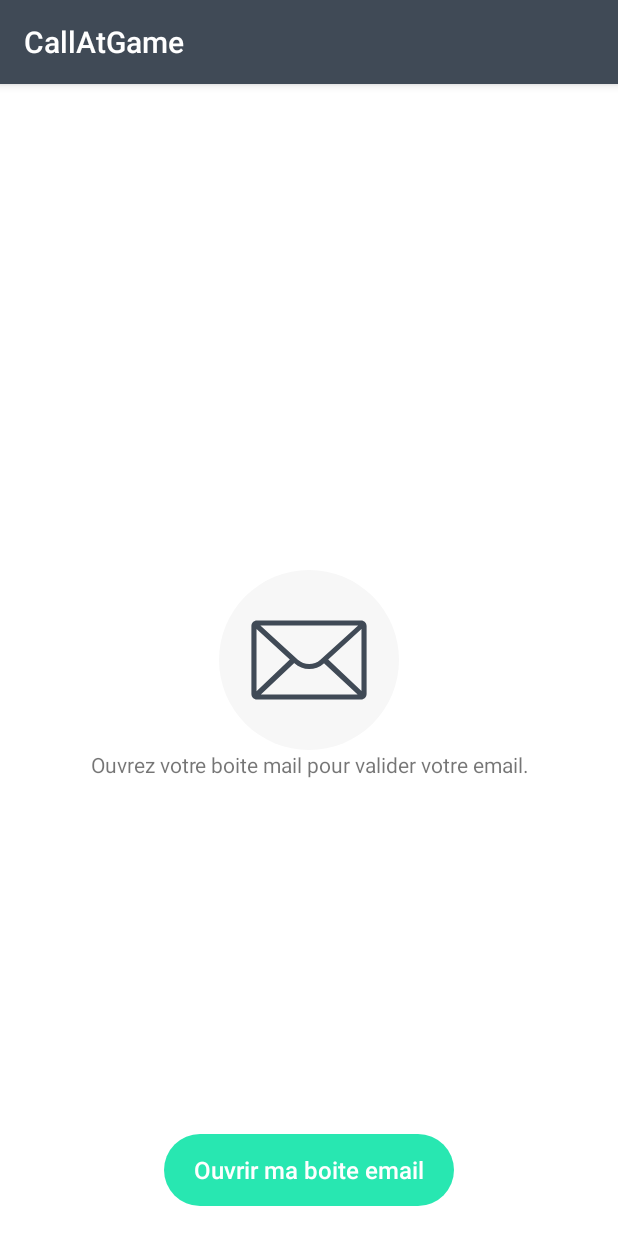
After one commit to jpaput/Frag, an Android app: the fragment EmailSentFragment shown on its own in the app's theme, on a phone screen of 412 x 824 dp. The commit adds this screen. Run offline under Robolectric (Android 15) with nearby library versions, the phone set to English and light mode, and no system bars.

Commit message:
Verify email

```diff
--- a/app/src/main/java/com/callatgame/frag/core/AbstractFragment.kt
+++ b/app/src/main/java/com/callatgame/frag/core/AbstractFragment.kt
@@ -5,7 +5,7 @@ import com.callatgame.frag.common.ui.SuccessDialog
 
 abstract class AbstractFragment : Fragment() {
 
-    private fun getAbstractActivity() : AbstractActivity {
+    open fun getAbstractActivity() : AbstractActivity {
         return activity as AbstractActivity
     }
 
--- /dev/null
+++ b/app/src/main/java/com/callatgame/frag/model/DeeplinkType.kt
@@ -0,0 +1,5 @@
+package com.callatgame.frag.model
+
+enum class DeeplinkType {
+    verify
+}
--- /dev/null
+++ b/app/src/main/java/com/callatgame/frag/starter/EmailSentFragment.kt
@@ -0,0 +1,66 @@
+package com.callatgame.frag.starter
+
+import android.content.Intent
+import android.content.pm.LabeledIntent
+import android.content.pm.PackageManager
+import android.net.Uri
+import android.os.Bundle
+import android.util.Log
+import android.view.LayoutInflater
+import android.view.View
+import android.view.ViewGroup
+import android.widget.Button
+import com.callatgame.frag.R
+import com.callatgame.frag.core.AbstractFragment
+import java.util.*
+
+class EmailSentFragment : AbstractFragment() {
+
+    private val PAYPAL = "com.paypal.android.p2pmobile"
+
+    override fun onCreateView(
+        inflater: LayoutInflater,
+        container: ViewGroup?,
+        savedInstanceState: Bundle?
+    ): View? {
+
+        val view = inflater.inflate(R.layout.emailsent_fragment, container, false)
+
+        view.findViewById<Button>(R.id.open_client_button).setOnClickListener {
+
+            val emailIntent = Intent(Intent.ACTION_VIEW, Uri.parse("mailto:"))
+
+            try {
+                val pm: PackageManager = activity!!.getPackageManager()
+                val resInfo = pm.queryIntentActivities(emailIntent, 0)
+                if (resInfo.size > 0) {
+
+                    var ri = resInfo[0]
+                    val intentChooser = pm.getLaunchIntentForPackage(ri.activityInfo.packageName)
+                    val openInChooser = Intent.createChooser(intentChooser, getString(R.string.choose_email))
+                    val intentList: MutableList<LabeledIntent> = ArrayList()
+
+                    for (i in 1 until resInfo.size) {
+                        ri = resInfo[i]
+                        val packageName = ri.activityInfo.packageName
+                        val intent = pm.getLaunchIntentForPackage(packageName)
+                        if (PAYPAL != packageName) {
+                            intentList.add(
+                                LabeledIntent(intent, packageName, ri.loadLabel(pm), ri.icon)
+                            )
+                        }
+                    }
+
+                    val extraIntents =
+                        intentList.toTypedArray()
+                    openInChooser.putExtra(Intent.EXTRA_INITIAL_INTENTS, extraIntents)
+                    startActivity(openInChooser)
+                }
+            } catch (exception: Exception) {
+                Log.e(EmailSentFragment::class.java.simpleName, exception.toString())
+            }
+        }
+
+        return view
+    }
+}
--- /dev/null
+++ b/app/src/main/res/drawable-v24/ic_mail.xml
@@ -0,0 +1,9 @@
+<vector android:height="24dp" android:viewportHeight="100"
+    android:viewportWidth="100" android:width="24dp" xmlns:android="http://schemas.android.com/apk/res/android">
+    <path android:fillColor="#F7F7F7" android:fillType="nonZero"
+        android:pathData="M50,50m-50,0a50,50 0,1 1,100 0a50,50 0,1 1,-100 0"
+        android:strokeColor="#00000000" android:strokeWidth="1"/>
+    <path android:fillColor="#404A56" android:fillType="nonZero"
+        android:pathData="M82,31.052C82,29.348 80.649,28 78.942,28L21.058,28C19.351,28 18,29.348 18,31.052L18,68.948C18,70.652 19.351,72 21.058,72L78.942,72C80.649,72 82,70.652 82,68.948L82,31.052ZM56.329,49.858C52.844,53.052 47.369,53.123 43.813,49.929L22.978,30.839L77.307,30.839L56.329,49.858ZM20.844,32.826L39.333,49.787L20.844,67.316L20.844,32.826ZM41.822,51.703L41.893,51.845C44.169,53.974 47.156,55.039 50.071,55.039C52.987,55.039 55.973,53.974 58.249,51.916L58.32,51.774L77.022,69.161L23.262,69.161L41.822,51.703ZM60.667,49.787L79.156,32.826L79.156,67.245L60.667,49.787Z"
+        android:strokeColor="#00000000" android:strokeWidth="1"/>
+</vector>
--- /dev/null
+++ b/app/src/main/res/layout/emailsent_fragment.xml
@@ -0,0 +1,46 @@
+<?xml version="1.0" encoding="utf-8"?>
+<androidx.constraintlayout.widget.ConstraintLayout xmlns:android="http://schemas.android.com/apk/res/android"
+    xmlns:app="http://schemas.android.com/apk/res-auto"
+    android:orientation="vertical"
+    android:gravity="center_horizontal"
+    android:background="@android:color/white"
+    android:layout_width="match_parent"
+    android:layout_height="match_parent">
+
+    <ImageView
+        android:id="@+id/imageView"
+        android:layout_width="120dp"
+        android:layout_height="120dp"
+        app:layout_constraintLeft_toLeftOf="parent"
+        app:layout_constraintRight_toRightOf="parent"
+        app:layout_constraintTop_toTopOf="parent"
+        app:layout_constraintBottom_toBottomOf="parent"
+        android:src="@drawable/ic_mail"/>
+
+    <TextView
+        android:layout_width="match_parent"
+        android:layout_height="wrap_content"
+        android:layout_marginStart="@dimen/margin_standard"
+        android:layout_marginEnd="@dimen/margin_standard"
+        app:layout_constraintLeft_toLeftOf="parent"
+        app:layout_constraintRight_toRightOf="parent"
+        app:layout_constraintTop_toBottomOf="@+id/imageView"
+        android:gravity="center_horizontal"
+        android:maxLines="2"
+        android:text="@string/open_email_client_description"/>
+
+
+
+    <Button
+        android:id="@+id/open_client_button"
+        style="@style/FullButtonStyle"
+        android:layout_width="wrap_content"
+        android:layout_height="wrap_content"
+        android:layout_gravity="center_horizontal"
+        app:layout_constraintLeft_toLeftOf="parent"
+        app:layout_constraintRight_toRightOf="parent"
+        app:layout_constraintBottom_toBottomOf="parent"
+        android:layout_marginBottom="@dimen/margin_standard"
+        android:text="@string/open_my_mail_client" />
+
+</androidx.constraintlayout.widget.ConstraintLayout>
--- a/app/src/main/res/values/strings.xml
+++ b/app/src/main/res/values/strings.xml
@@ -6,16 +6,29 @@
     <string name="unexcepted_generic_error">Une erreur inattendue est survenu</string>
     <string name="cancel">Fermer</string>
 
-    <!-- SplashScreen -->
+    <!-- SplashScreen Activity -->
     <string name="version_string">Version : </string>
-    <string name="login_title">Login</string>
-    <string name="signup_title">Inscription</string>
-    <string name="login_button">Connexion</string>
+
+
+    <!-- Starter Activity -->
+    <string name="email_confirmed">Votre email à été confirmé.</string>
     <string name="label_login_pass">Mot de passe</string>
     <string name="label_login_name">Email</string>
+
+    <!-- login fragment -->
+    <string name="login_button">Connexion</string>
+    <string name="or">ou connectez-vous avec</string>
     <string name="create_new_account">Créer un nouveau compte</string>
-    <string name="or">ou connectez-vous avec</string>
+
+    <!-- signup fragment -->
     <string name="connect_now">Me connecter</string>
     <string name="signup_button">Inscription</string>
 
+
+    <!-- Email sent fragment -->
+    <string name="open_email_client_description">Ouvrez votre boite mail pour valider votre email.</string>
+    <string name="open_my_mail_client">Ouvrir ma boite email</string>
+    <string name="choose_email">Choisissez votre client mail</string>
+
+
 </resources>
```
Also changed, not shown: app/src/main/AndroidManifest.xml (+18 -0 lines), app/src/main/java/com/callatgame/frag/core/AbstractActivity.kt (+10 -0 lines), app/src/main/java/com/callatgame/frag/core/ApiEndPoint.kt (+8 -1 lines), app/src/main/java/com/callatgame/frag/model/payload/VerifyEmailPayload.kt (added, +7 -0 lines), app/src/main/java/com/callatgame/frag/service/UserService.kt (+9 -0 lines), app/src/main/java/com/callatgame/frag/splashscreen/DeeplinkActivity.kt (added, +103 -0 lines), app/src/main/java/com/callatgame/frag/starter/SignUpFragment.kt (+17 -10 lines), app/src/main/java/com/callatgame/frag/starter/StarterActivity.kt (+9 -0 lines).
